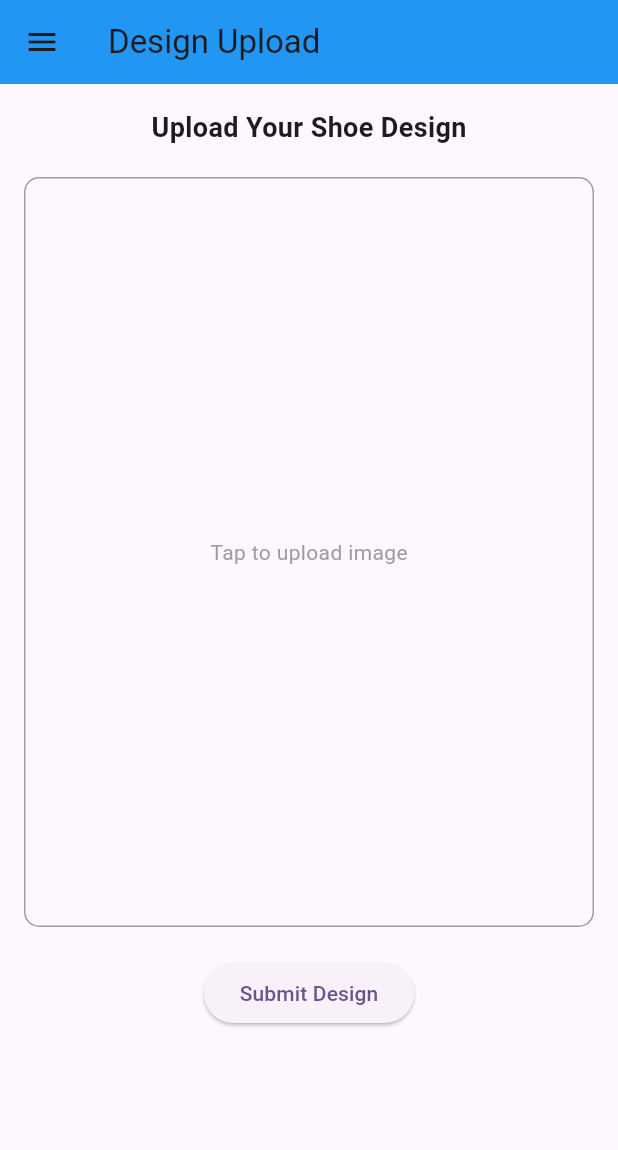
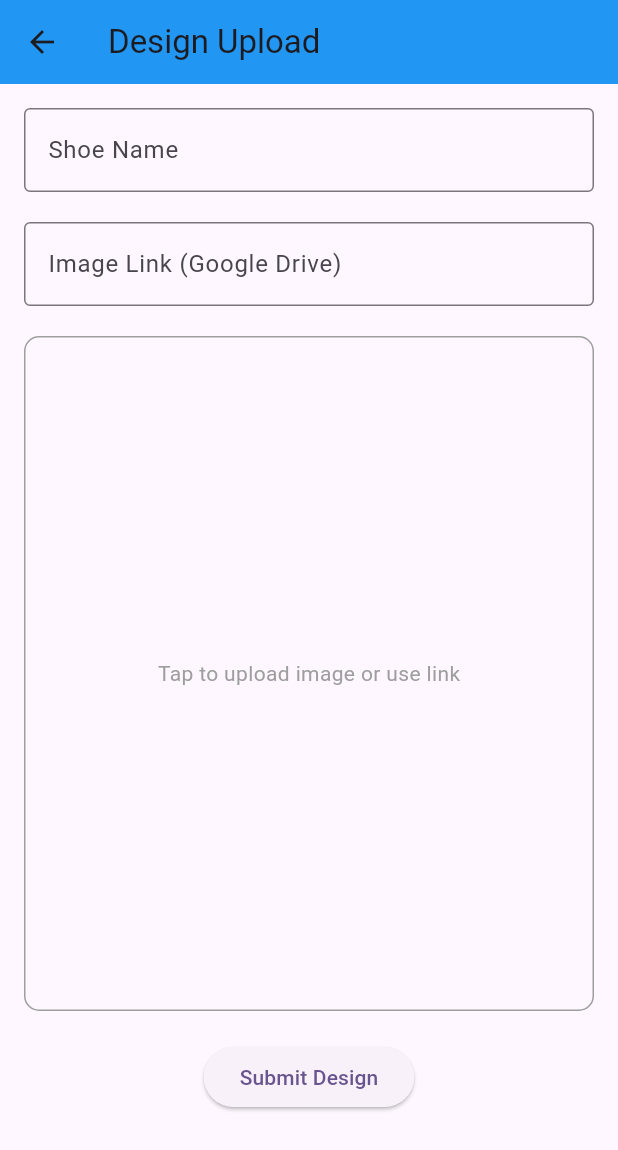
Before and after one commit to RAMZY02/googlecloudgaming, a Flutter app: the ProductDevelopmentScreen screen opened by its route, on a phone screen of 412 x 824 dp. Shown: the top 1150 px of the screen. Run offline on Flutter 3.47's test engine with Material 3 defaults, Android fonts, the phone set to English and light mode, and no system bars; our stand-ins replace carousel_slider, image_picker.

Commit message:
Ubah R&D, Bisa Add barang untuk dikonfirmasi

```diff
--- a/lib/product_development/ui/product_development_screen.dart
+++ b/lib/product_development/ui/product_development_screen.dart
@@ -1,8 +1,6 @@
 import 'package:flutter/material.dart';
+import 'dart:typed_data';
 import 'package:image_picker/image_picker.dart';
-import 'dart:typed_data';
-import 'pending_designs_screen.dart';
-import 'production_screen.dart';
 
 class ProductDevelopmentScreen extends StatefulWidget {
   const ProductDevelopmentScreen({Key? key}) : super(key: key);
@@ -13,6 +11,8 @@ class ProductDevelopmentScreen extends StatefulWidget {
 
 class _ProductDevelopmentScreenState extends State<ProductDevelopmentScreen> {
   Uint8List? _selectedImageBytes;
+  String? _imageLink;
+  String? _shoeName;
 
   Future<void> _pickImage() async {
     final ImagePicker picker = ImagePicker();
@@ -26,6 +26,14 @@ class _ProductDevelopmentScreenState extends State<ProductDevelopmentScreen> {
     }
   }
 
+  void _setImageFromLink() {
+    if (_imageLink != null && _imageLink!.isNotEmpty) {
+      setState(() {
+        _selectedImageBytes = null; // Reset any previously selected image
+      });
+    }
+  }
+
   @override
   Widget build(BuildContext context) {
     return Scaffold(
@@ -33,87 +41,39 @@ class _ProductDevelopmentScreenState extends State<ProductDevelopmentScreen> {
         title: const Text('Design Upload'),
         backgroundColor: Colors.blue,
       ),
-      drawer: Drawer(
-        child: ListView(
-          padding: EdgeInsets.zero,
-          children: [
-            DrawerHeader(
-              decoration: BoxDecoration(
-                color: Colors.blue,
-              ),
-              child: const Text(
-                'Product Development',
-                style: TextStyle(
-                  color: Colors.white,
-                  fontSize: 24,
-                ),
-              ),
-            ),
-            ListTile(
-              leading: const Icon(Icons.upload),
-              title: const Text('Design Upload'),
-              onTap: () {
-                Navigator.pop(context);
-                Navigator.push(
-                  context,
-                  MaterialPageRoute(
-                    builder: (context) => const ProductDevelopmentScreen(),
-                  ),
-                );
-              },
-            ),
-            ListTile(
-              leading: const Icon(Icons.pending),
-              title: const Text('Pending Designs'),
-              onTap: () {
-                Navigator.pop(context);
-                Navigator.push(
-                  context,
-                  MaterialPageRoute(
-                    builder: (context) => const PendingDesignsScreen(),
-                  ),
-                );
-              },
-            ),
-            ListTile(
-              leading: const Icon(Icons.factory),
-              title: const Text('Production Planning'),
-              onTap: () {
-                Navigator.pop(context);
-                Navigator.push(
-                  context,
-                  MaterialPageRoute(
-                    builder: (context) => const ProductionScreen(),
-                  ),
-                );
-              },
-            ),
-            const Divider(),
-            ListTile(
-              leading: const Icon(Icons.logout),
-              title: const Text('Back To Menu'),
-              onTap: () {
-                Navigator.pop(context);
-                Navigator.pushNamed(context, '/login');
-              },
-            ),
-          ],
-        ),
-      ),
       body: Padding(
         padding: const EdgeInsets.all(16.0),
         child: Column(
           crossAxisAlignment: CrossAxisAlignment.center,
           children: [
-            const Text(
-              'Upload Your Shoe Design',
-              style: TextStyle(fontSize: 18, fontWeight: FontWeight.bold),
+            TextField(
+              decoration: const InputDecoration(
+                labelText: 'Shoe Name',
+                border: OutlineInputBorder(),
+              ),
+              onChanged: (value) {
+                setState(() {
+                  _shoeName = value;
+                });
+              },
+            ),
+            const SizedBox(height: 20),
+            TextField(
+              decoration: const InputDecoration(
+                labelText: 'Image Link (Google Drive)',
+                border: OutlineInputBorder(),
+              ),
+              onChanged: (value) {
+                setState(() {
+                  _imageLink = value;
+                });
+              },
             ),
             const SizedBox(height: 20),
             GestureDetector(
               onTap: _pickImage,
               child: Container(
-                height: 500,
+                height: 450,
                 width: double.infinity,
                 decoration: BoxDecoration(
                   border: Border.all(color: Colors.grey),
@@ -127,9 +87,22 @@ class _ProductDevelopmentScreenState extends State<ProductDevelopmentScreen> {
                     fit: BoxFit.cover,
                   ),
                 )
+                    : (_imageLink != null && _imageLink!.isNotEmpty)
+                    ? ClipRRect(
+                  borderRadius: BorderRadius.circular(10),
+                  child: Image.network(
+                    _imageLink!,
+                    fit: BoxFit.cover,
+                    errorBuilder: (context, error, stackTrace) {
+                      return const Center(
+                        child: Text('Failed to load image'),
+                      );
+                    },
+                  ),
+                )
                     : const Center(
                   child: Text(
-                    'Tap to upload image',
+                    'Tap to upload image or use link',
                     style: TextStyle(color: Colors.grey),
                   ),
                 ),
@@ -138,13 +111,13 @@ class _ProductDevelopmentScreenState extends State<ProductDevelopmentScreen> {
             const SizedBox(height: 20),
             ElevatedButton(
               onPressed: () {
-                if (_selectedImageBytes != null) {
+                if ((_selectedImageBytes != null || (_imageLink != null && _imageLink!.isNotEmpty)) && _shoeName != null && _shoeName!.isNotEmpty) {
                   ScaffoldMessenger.of(context).showSnackBar(
-                    const SnackBar(content: Text('Design Uploaded Successfully!')),
+                    SnackBar(content: Text('Design "$_shoeName" Uploaded Successfully!')),
                   );
                 } else {
                   ScaffoldMessenger.of(context).showSnackBar(
-                    const SnackBar(content: Text('Please select an image first!')),
+                    const SnackBar(content: Text('Please complete all fields!')),
                   );
                 }
               },
```
